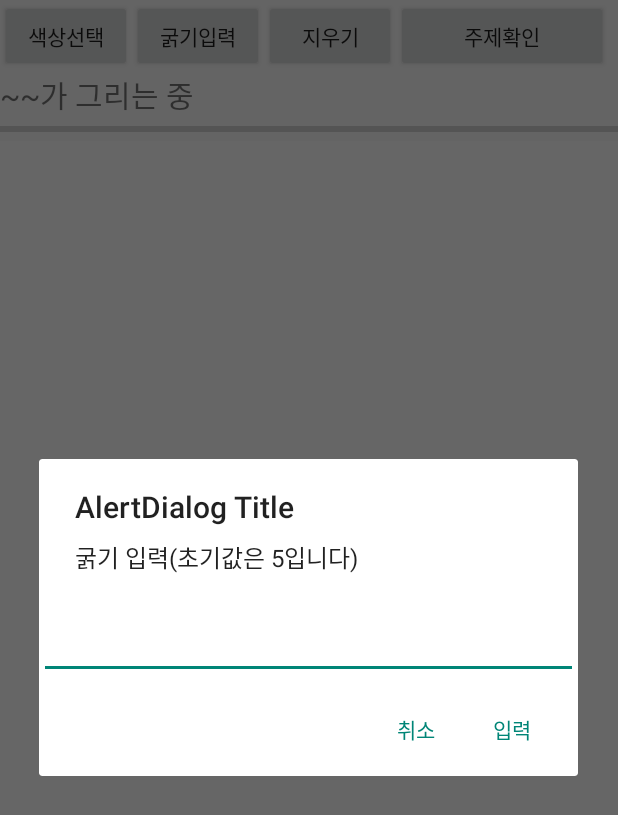
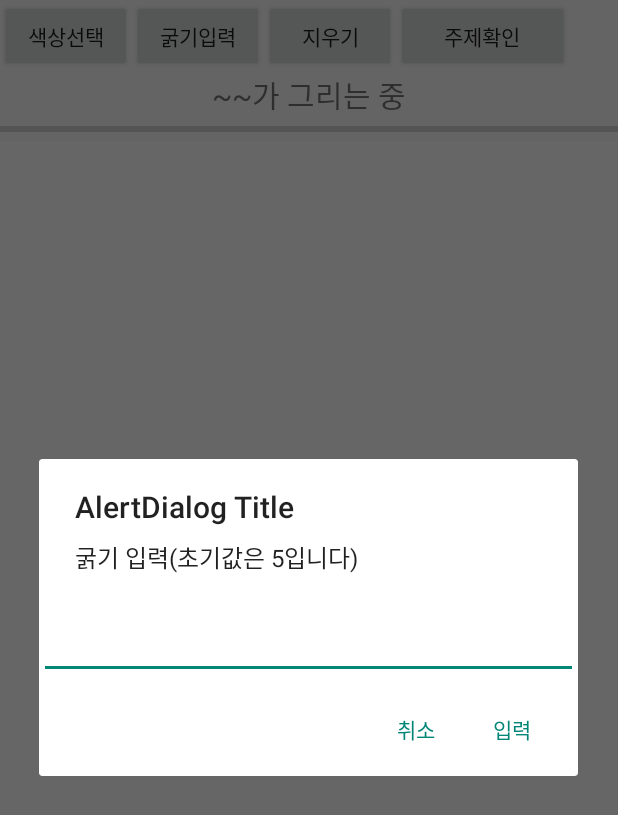
Before and after one commit to maango06/FANW_Client, an Android app: the MainGame screen opened directly, with no data from a screen before it, after a tap on "굵기입력", on a phone screen of 412 x 824 dp. Shown: the top 815 px of the screen. Run offline under Robolectric (Android 15) with nearby library versions, the phone set to English and light mode, and no system bars; libraries missing offline, so code that uses them is left out: com.kakao.auth, yuku.ambilwarna.

```diff
--- a/app/src/main/res/layout/activity_main_game.xml
+++ b/app/src/main/res/layout/activity_main_game.xml
@@ -32,7 +32,7 @@
 
         <Button
             android:id="@+id/check"
-            android:layout_width="141dp"
+            android:layout_width="115dp"
             android:layout_height="wrap_content"
             android:text="주제확인" />
 
@@ -44,11 +44,11 @@
 
         <TextView
             android:id="@+id/who"
-            android:layout_width="wrap_content"
+            android:layout_width="match_parent"
             android:layout_height="wrap_content"
-            android:layout_gravity="center_horizontal"
-            android:textSize="20dp"
-            android:text="~~가 그리는 중"/>
+            android:gravity="center"
+            android:text="~~가 그리는 중"
+            android:textSize="20dp" />
     </LinearLayout>
 
     <ProgressBar
```
Also changed, not shown: app/src/main/res/layout/activity_made_room.xml (+24 -24 lines).
